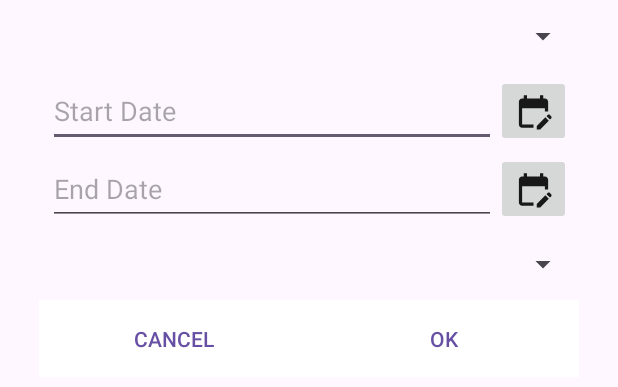
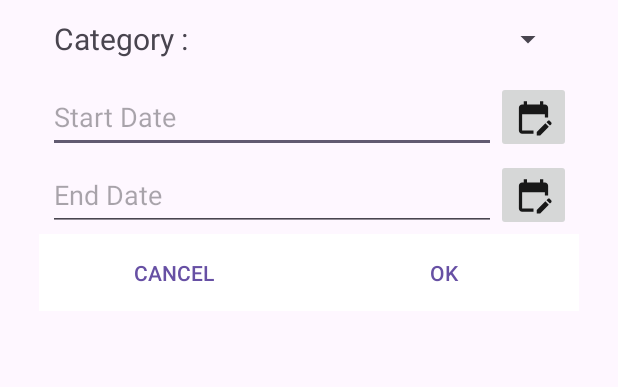
Before and after one commit to Bangeunseong/Project_NiyakNeyak, an Android app: the layout dialog_fragment_filter.xml on its own in the app's theme, with its tools: preview values and no code run, on a phone screen of 412 x 824 dp. Shown: the top 387 px of the screen. Run offline under Robolectric (Android 15) with nearby library versions, the phone set to English and light mode, and no system bars.

Commit message:
Added Filtering Options

```diff
--- a/app/src/main/res/layout/dialog_fragment_filter.xml
+++ b/app/src/main/res/layout/dialog_fragment_filter.xml
@@ -17,21 +17,45 @@
         app:layout_constraintBottom_toBottomOf="parent"
         app:layout_constraintVertical_bias="0">
 
-        <Spinner
-            android:id="@+id/spinner"
-            android:layout_width="0dp"
-            android:layout_height="48dp"
+        <androidx.constraintlayout.widget.ConstraintLayout
+            android:id="@+id/change_category_layout"
+            android:layout_width="match_parent"
+            android:layout_height="wrap_content"
+            android:paddingVertical="2dp"
+            android:paddingHorizontal="10dp"
             app:layout_constraintTop_toTopOf="parent"
-            app:layout_constraintBottom_toTopOf="@id/change_start_date_layout"
             app:layout_constraintStart_toStartOf="parent"
-            app:layout_constraintEnd_toEndOf="parent"/>
+            app:layout_constraintEnd_toEndOf="parent"
+            app:layout_constraintBottom_toTopOf="@id/change_start_date_layout">
+
+            <TextView
+                android:id="@+id/category_text"
+                android:layout_width="wrap_content"
+                android:layout_height="48dp"
+                android:text="Category : "
+                android:gravity="center_vertical"
+                android:textSize="20sp"
+                app:layout_constraintTop_toTopOf="parent"
+                app:layout_constraintBottom_toBottomOf="parent"
+                app:layout_constraintStart_toStartOf="parent"
+                app:layout_constraintStart_toEndOf="@id/spinner"/>
+
+            <Spinner
+                android:id="@+id/spinner"
+                android:layout_width="0dp"
+                android:layout_height="48dp"
+                app:layout_constraintTop_toTopOf="parent"
+                app:layout_constraintBottom_toBottomOf="parent"
+                app:layout_constraintStart_toEndOf="@id/category_text"
+                app:layout_constraintEnd_toEndOf="parent"/>
+        </androidx.constraintlayout.widget.ConstraintLayout>
 
         <androidx.constraintlayout.widget.ConstraintLayout
             android:id="@+id/change_start_date_layout"
             android:layout_width="match_parent"
             android:layout_height="wrap_content"
             android:paddingVertical="2dp"
-            app:layout_constraintTop_toBottomOf="@id/spinner"
+            app:layout_constraintTop_toBottomOf="@id/change_category_layout"
             app:layout_constraintBottom_toTopOf="@id/change_end_date_layout"
             app:layout_constraintStart_toStartOf="parent"
             app:layout_constraintEnd_toEndOf="parent">
@@ -68,7 +92,7 @@
             android:layout_height="wrap_content"
             android:paddingVertical="2dp"
             app:layout_constraintTop_toBottomOf="@id/change_start_date_layout"
-            app:layout_constraintBottom_toTopOf="@id/spinner3"
+            app:layout_constraintBottom_toBottomOf="parent"
             app:layout_constraintStart_toStartOf="parent"
             app:layout_constraintEnd_toEndOf="parent">
 
@@ -97,15 +121,6 @@
                 app:layout_constraintBottom_toBottomOf="parent"/>
 
         </androidx.constraintlayout.widget.ConstraintLayout>
-
-        <Spinner
-            android:id="@+id/spinner3"
-            android:layout_width="0dp"
-            android:layout_height="48dp"
-            app:layout_constraintTop_toBottomOf="@id/change_end_date_layout"
-            app:layout_constraintBottom_toBottomOf="parent"
-            app:layout_constraintStart_toStartOf="parent"
-            app:layout_constraintEnd_toEndOf="parent" />
 
     </androidx.constraintlayout.widget.ConstraintLayout>
 
```
